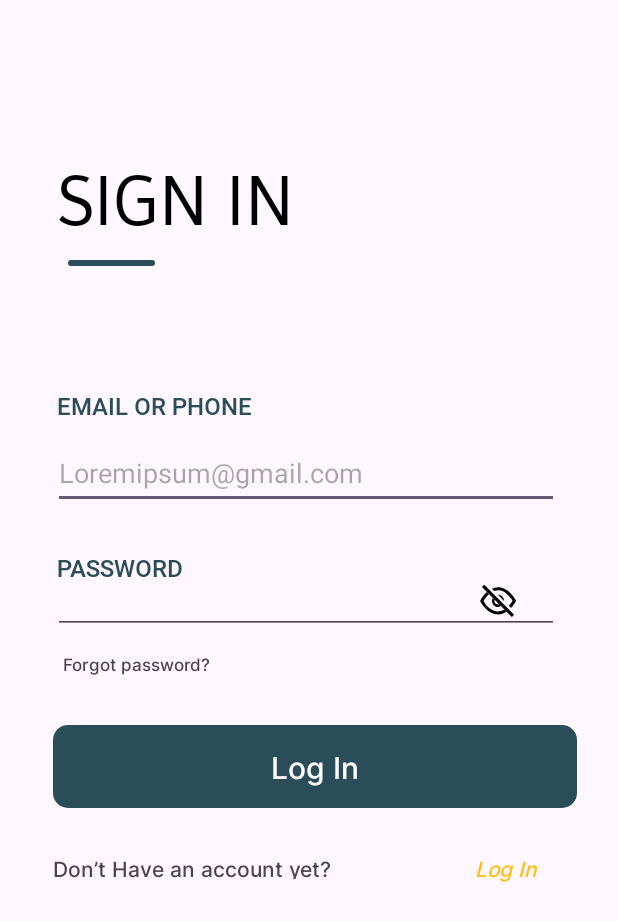
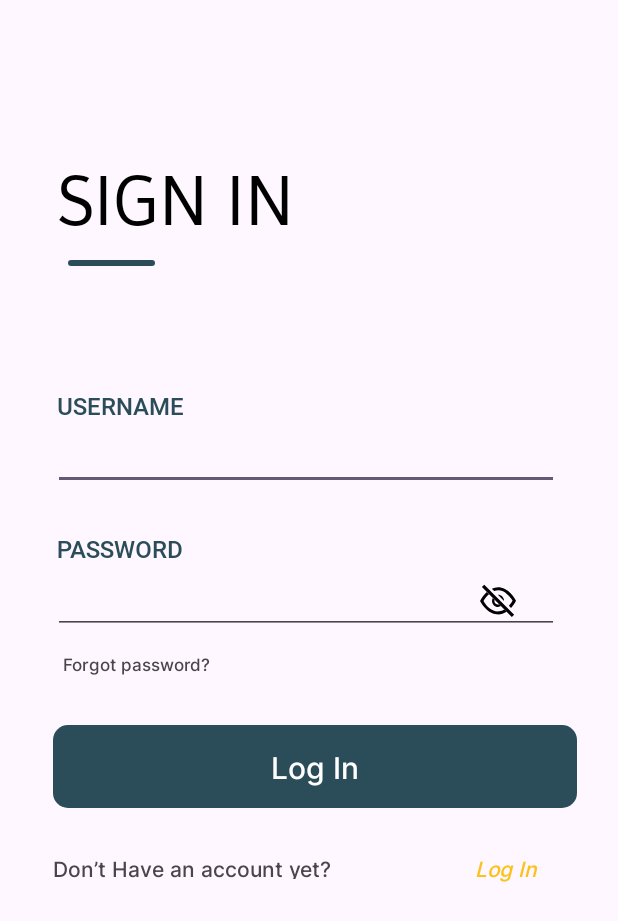
Before and after one commit to HuyHamHoc/CarRentalMVVM, an Android app: the SignInActivity screen opened directly, with no data from a screen before it, on a phone screen of 412 x 824 dp. Shown: the top 921 px of the screen. Run offline under Robolectric (Android 15) with nearby library versions, the phone set to English and light mode, and no system bars.

Commit message:
update ui signin screen

```diff
--- a/app/src/main/res/layout/activity_sign_in.xml
+++ b/app/src/main/res/layout/activity_sign_in.xml
@@ -44,7 +44,7 @@
                     android:layout_marginStart="38dp"
                     android:layout_marginTop="82dp"
                     android:fontFamily="@font/roboto_medium"
-                    android:text="@string/email_or_phone"
+                    android:text="@string/username"
                     android:textColor="@color/dark_teal"
                     android:textSize="16sp" />
 
@@ -54,10 +54,7 @@
                     android:layout_height="wrap_content"
                     android:layout_below="@+id/tvUsername"
                     android:layout_marginStart="35dp"
-                    android:layout_marginTop="10dp"
-                    android:layout_marginEnd="39dp"
-                    android:hint="@string/loremipsum_gmail_com"
-                    android:minHeight="48dp" />
+                    android:layout_marginEnd="39dp"/>
 
 
                 <TextView
@@ -83,8 +80,7 @@
                         android:layout_height="wrap_content"
                         android:layout_marginStart="35dp"
                         android:layout_marginEnd="39dp"
-                        android:inputType="textPassword"
-                        tools:ignore="TouchTargetSizeCheck" />
+                        android:inputType="textPassword"/>
 
                     <ImageView
                         android:id="@+id/imageViewEye"
--- a/app/src/main/res/values/strings.xml
+++ b/app/src/main/res/values/strings.xml
@@ -5,7 +5,7 @@
     <string name="have_an_account_already">Have an account Already?</string>
     <string name="password">PASSWORD</string>
     <string name="loremipsum_gmail_com">Loremipsum@gmail.com</string>
-    <string name="email_or_phone">EMAIL OR PHONE</string>
+    <string name="username">USERNAME</string>
     <string name="lorem_ipsum">Lorem Ipsum</string>
     <string name="full_name">FULL NAME</string>
     <string name="sign_up">Sign Up</string>
```
